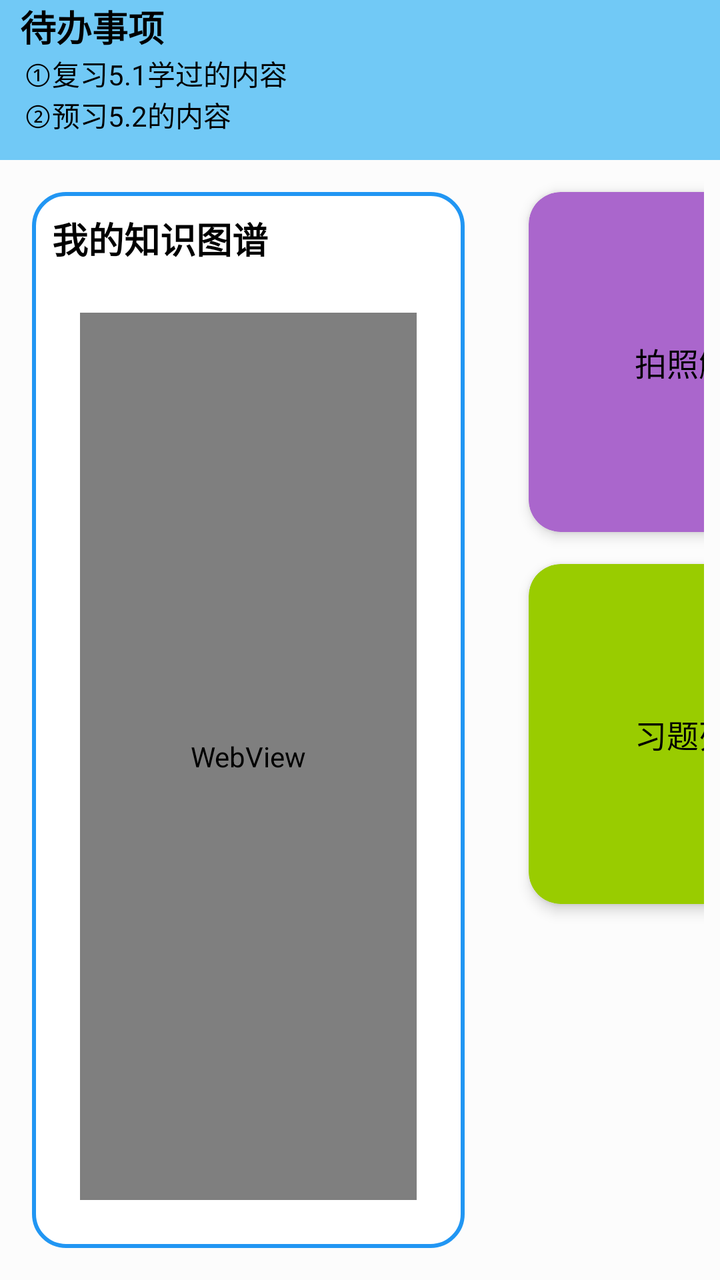
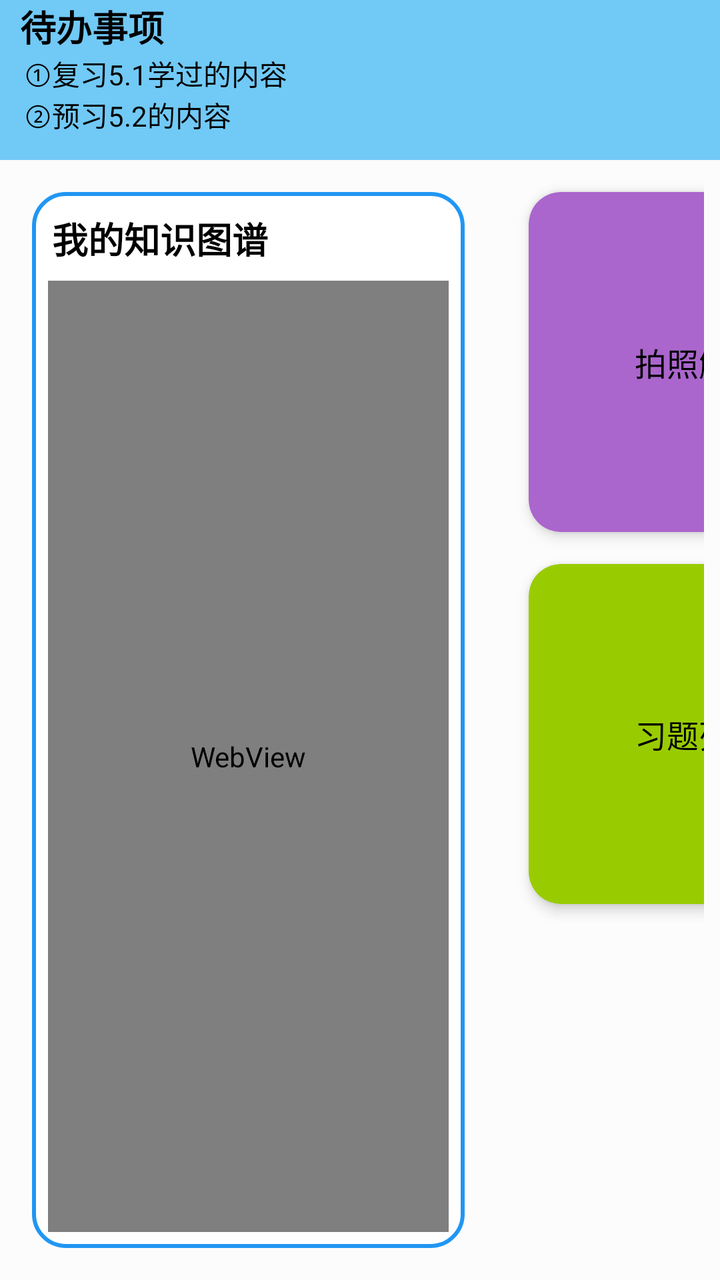

Before-and-after screenshots of an Android layout around one commit, followed by the original layout XML and the change that was made.
<!-- AndroidManifest.xml: application theme Theme.IMatesApp.FullScreen -->
<!-- res/layout/fragment_subject_biology.xml -->
<?xml version="1.0" encoding="utf-8"?>
 <androidx.constraintlayout.widget.ConstraintLayout
    xmlns:android="http://schemas.android.com/apk/res/android"
     xmlns:app="http://schemas.android.com/apk/res-auto"
     android:layout_width="match_parent"
     android:layout_height="match_parent"
     android:background="#80FFFFFF"
     xmlns:tools="http://schemas.android.com/tools"
     tools:context=".fragments.FragmentSubjectBiology">
    <LinearLayout
        android:id="@+id/tool_bar"
        android:layout_width="match_parent"
        android:layout_height="wrap_content"
        android:orientation="vertical"
        android:background="#71c9f6"
        android:minHeight="80dp"
        app:layout_constraintTop_toTopOf="parent"
        app:layout_constraintStart_toStartOf="parent">

        <TextView
            android:layout_width="wrap_content"
            android:layout_height="wrap_content"
            android:textColor="#000000"
            android:textStyle="bold"
            android:layout_marginStart="10dp"
            android:textSize="@dimen/reflow_text_title_size"
            android:text="待办事项"/>
        <TextView
            android:layout_width="wrap_content"
            android:layout_height="wrap_content"
            android:background="@android:color/transparent"
            android:textColor="#000000"
            android:layout_marginStart="12dp"
            android:text="①复习5.1学过的内容"/>
        <TextView
            android:layout_width="wrap_content"
            android:layout_height="wrap_content"
            android:background="@android:color/transparent"
            android:textColor="#000000"
            android:layout_marginStart="12dp"
            android:text="②预习5.2的内容"/>

    </LinearLayout>

    <LinearLayout
        android:id="@+id/todo"
        android:layout_width="0dp"
        android:layout_height="0dp"
        app:layout_constraintStart_toStartOf="parent"
        app:layout_constraintEnd_toStartOf="@+id/guideline"
        app:layout_constraintTop_toBottomOf="@id/tool_bar"
        app:layout_constraintBottom_toBottomOf="parent"
        android:layout_margin="16dp"
        android:orientation="vertical"
        android:background="@drawable/todo_list_bg">
        <TextView
            android:layout_width="wrap_content"
            android:layout_height="wrap_content"
            android:textColor="#000000"
            android:textStyle="bold"
            android:textSize="@dimen/reflow_text_title_size"
            android:layout_marginStart="10dp"
            android:layout_marginTop="10dp"
            android:text="我的知识图谱"/>

        <WebView
            android:id="@+id/knowledge_view"
            android:background="@drawable/round_corner"
            android:layout_width="match_parent"
            android:layout_height="match_parent"
            android:layout_margin="24dp"
            android:focusable="true"
            android:focusableInTouchMode="true"/>

    </LinearLayout>

    <GridLayout
            android:id="@+id/menuLayout"
            android:columnCount="2"
            android:rowCount="2"
            android:padding="8dp"
            android:layout_width="0dp"
            android:layout_height="0dp"
            app:layout_constraintStart_toEndOf="@+id/guideline"
            app:layout_constraintEnd_toEndOf="parent"
            app:layout_constraintTop_toBottomOf="@id/tool_bar"
            app:layout_constraintBottom_toBottomOf="parent">

            <androidx.cardview.widget.CardView
                android:id="@+id/photo_to_solve"
                android:backgroundTint="@android:color/holo_purple"
                android:clickable="true"
                android:focusable="true"
                android:foreground="?android:attr/selectableItemBackgroundBorderless"
                style="@style/MenuCard">
                <TextView
                    style="@style/MenuText"
                    android:textColor="@color/black"
                    android:text="@string/take_photo_solve_question"/>
            </androidx.cardview.widget.CardView>

            <androidx.cardview.widget.CardView
                android:id="@+id/card_my_favor"
                android:clickable="true"
                android:focusable="true"
                android:foreground="?android:attr/selectableItemBackgroundBorderless"
                style="@style/MenuCard"
                android:backgroundTint="@android:color/holo_blue_light">
                <TextView
                    style="@style/MenuText"
                    android:textColor="@color/black"
                    android:text="@string/my_favorite"/>
            </androidx.cardview.widget.CardView>

            <androidx.cardview.widget.CardView
                android:id="@+id/exercise"
                android:clickable="true"
                android:focusable="true"
                android:foreground="?android:attr/selectableItemBackgroundBorderless"
                style="@style/MenuCard"
                android:textColor="@color/black"
                android:backgroundTint="@android:color/holo_green_light">
                <TextView
                    style="@style/MenuText"
                    android:textColor="@color/black"
                    android:text="@string/question_list"/>
            </androidx.cardview.widget.CardView>

            <androidx.cardview.widget.CardView
                android:id="@+id/history"
                android:clickable="true"
                android:focusable="true"
                android:foreground="?android:attr/selectableItemBackgroundBorderless"
                style="@style/MenuCard"
                android:backgroundTint="@android:color/holo_orange_light">
                <TextView
                    style="@style/MenuText"
                    android:textColor="@color/black"
                    android:text="@string/history_archive"/>
            </androidx.cardview.widget.CardView>

        </GridLayout>

    
    <androidx.constraintlayout.widget.Guideline
        android:id="@+id/guideline"
        android:layout_width="wrap_content"
        android:layout_height="wrap_content"
        android:orientation="vertical"
        app:layout_constraintGuide_percent="0.69" />

    <androidx.fragment.app.FragmentContainerView
        android:id="@+id/container"
        android:layout_width="match_parent"
        android:layout_height="match_parent"
        app:layout_constraintBottom_toBottomOf="parent"
        app:layout_constraintEnd_toEndOf="parent"
        app:layout_constraintStart_toStartOf="parent"
        app:layout_constraintTop_toTopOf="parent" />

</androidx.constraintlayout.widget.ConstraintLayout>
<!-- resources referenced by this layout -->
<resources>
  <color name="black">#FF000000</color>
  <dimen name="reflow_text_title_size">18sp</dimen>
  <!-- drawable round_corner (drawable) -->
  <?xml version="1.0" encoding="utf-8"?>
  <shape xmlns:android="http://schemas.android.com/apk/res/android">
      <solid android:color="#1d85ce" />
      <corners android:radius="16dp" />
      <padding
          android:left="18dp"
          android:right="18dp"
          android:top="9dp"
          android:bottom="9dp" />
  </shape>
  <!-- drawable todo_list_bg (drawable) -->
  <?xml version="1.0" encoding="utf-8"?>
  <shape xmlns:android="http://schemas.android.com/apk/res/android"
      android:shape="rectangle">
      
      <corners android:radius="16dp" />
      <solid android:color="#ffffff" />
  
      
      <stroke
          android:width="2dp"
          android:color="#2196F3" />
  </shape>
  <string name="history_archive">历史档案</string>
  <string name="my_favorite">收藏中心</string>
  <string name="question_list">习题列表</string>
  <string name="take_photo_solve_question">拍照解题</string>
  <style name="MenuCard">
          <item name="android:layout_width">230dp</item>
          <item name="android:layout_height">200dp</item>
          <item name="android:layout_margin">8dp</item>
          <item name="cardCornerRadius">16dp</item>
          <item name="cardElevation">4dp</item>
      </style>
  <style name="MenuText">
          <item name="android:layout_width">wrap_content</item>
          <item name="android:layout_height">wrap_content</item>
          <item name="android:layout_gravity">center</item>
          <item name="android:textColor">@android:color/white</item>
          <item name="android:textSize">16sp</item>
      </style>
  <style name="Theme.IMatesApp.FullScreen" parent="Theme.AppCompat.Light.NoActionBar">
          
          <item name="android:windowFullscreen">true</item>
          
          <item name="android:windowTranslucentStatus">true</item>
          
          <item name="android:windowTranslucentNavigation">true</item>
      </style>
</resources>

<!-- the commit's change to res/layout/fragment_subject_biology.xml (unified diff, before → after) -->
@@ -68,9 +68,17 @@
             android:background="@drawable/round_corner"
             android:layout_width="match_parent"
             android:layout_height="match_parent"
-            android:layout_margin="24dp"
+            android:layout_margin="8dp"
             android:focusable="true"
-            android:focusableInTouchMode="true"/>
+            android:focusableInTouchMode="true">
+
+            <androidx.fragment.app.FragmentContainerView
+                android:id="@+id/container"
+                android:layout_width="match_parent"
+                android:layout_height="match_parent"
+                android:layout_x="-40dp"
+                android:layout_y="-155dp" />
+        </WebView>
 
     </LinearLayout>
 
@@ -149,13 +157,4 @@
         android:orientation="vertical"
         app:layout_constraintGuide_percent="0.69" />
 
-    <androidx.fragment.app.FragmentContainerView
-        android:id="@+id/container"
-        android:layout_width="match_parent"
-        android:layout_height="match_parent"
-        app:layout_constraintBottom_toBottomOf="parent"
-        app:layout_constraintEnd_toEndOf="parent"
-        app:layout_constraintStart_toStartOf="parent"
-        app:layout_constraintTop_toTopOf="parent" />
-
 </androidx.constraintlayout.widget.ConstraintLayout>
